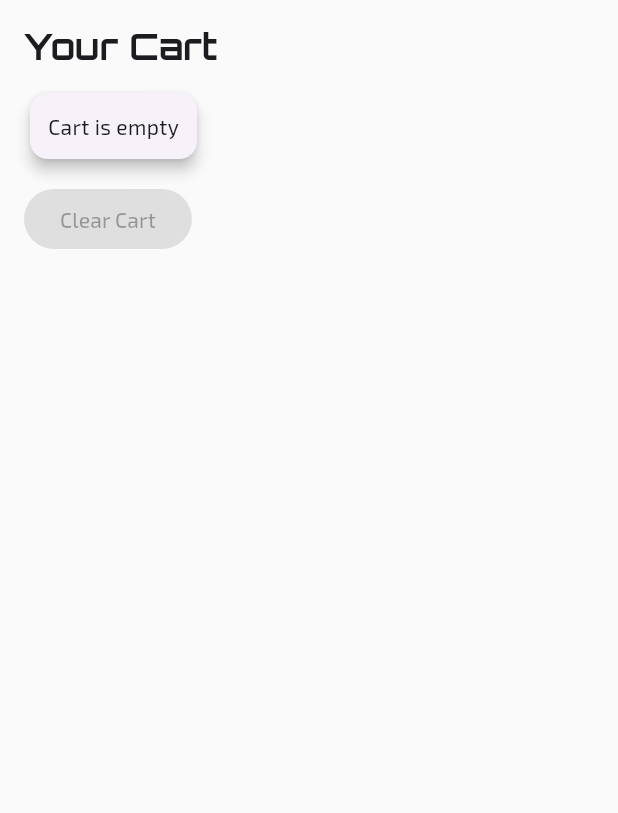
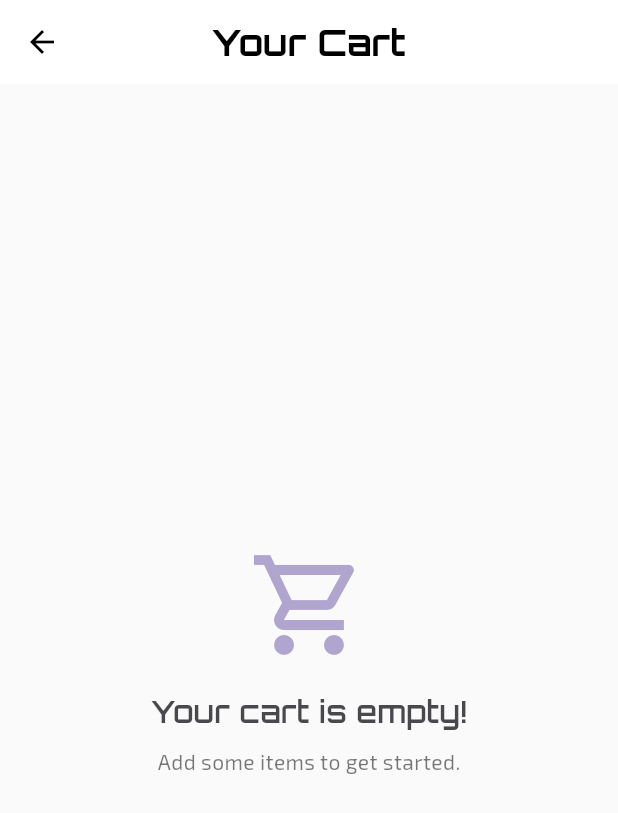
Before and after one commit to Anish-2005/EternalOS, a Flutter app: the CartScreen screen opened directly, on a phone screen of 412 x 824 dp. Shown: the top 813 px of the screen. Run offline on Flutter 3.47's test engine with Material 3 defaults, Android fonts, the phone set to English and light mode, and no system bars; our stand-ins replace google_fonts, shared_preferences, speech_to_text; accounts and stored records are empty.

Commit message:
Refactor cart screen layout and functionality

```diff
--- a/lib/screens/cart_screen.dart
+++ b/lib/screens/cart_screen.dart
@@ -10,55 +10,128 @@ class CartScreen extends StatelessWidget {
     final ctx = Provider.of<ContextManager>(context);
     final entries = ctx.cart.entries.toList();
     final theme = Theme.of(context);
-    return Padding(
-      padding: const EdgeInsets.all(16.0),
-      child: LayoutBuilder(builder: (context, constraints) {
+
+    return Scaffold(
+      appBar: AppBar(
+        title: const Text('Your Cart'),
+        centerTitle: true,
+        actions: [
+          if (entries.isNotEmpty)
+            IconButton(
+              tooltip: 'Clear Cart',
+              icon: const Icon(Icons.delete_forever_rounded),
+              onPressed: ctx.clearCart,
+            ),
+        ],
+      ),
+      body: Padding(
+        padding: const EdgeInsets.all(16),
+        child: AnimatedSwitcher(
+          duration: const Duration(milliseconds: 300),
+          child: entries.isEmpty
+              ? _buildEmptyState(theme)
+              : _buildCartList(entries, ctx, theme),
+        ),
+      ),
+    );
+  }
+
+  /// Empty state widget with icon and subtle text
+  Widget _buildEmptyState(ThemeData theme) {
+    return Center(
+      child: Column(
+        mainAxisAlignment: MainAxisAlignment.center,
+        children: [
+          Icon(Icons.shopping_cart_outlined,
+              size: 80, color: theme.colorScheme.primary.withOpacity(0.5)),
+          const SizedBox(height: 16),
+          Text(
+            'Your cart is empty!',
+            style: theme.textTheme.titleMedium?.copyWith(
+              fontWeight: FontWeight.w600,
+              color: theme.colorScheme.onSurface.withOpacity(0.8),
+            ),
+          ),
+          const SizedBox(height: 8),
+          Text(
+            'Add some items to get started.',
+            style: theme.textTheme.bodyMedium?.copyWith(
+              color: theme.colorScheme.onSurface.withOpacity(0.6),
+            ),
+          ),
+        ],
+      ),
+    );
+  }
+
+  /// List of cart items
+  Widget _buildCartList(
+      List<MapEntry<String, int>> entries, ContextManager ctx, ThemeData theme) {
     return Column(
       crossAxisAlignment: CrossAxisAlignment.start,
       children: [
-            Text('Your Cart', style: theme.textTheme.titleLarge),
-            const SizedBox(height: 12),
-            if (entries.isEmpty)
-              Card(
-                shape: RoundedRectangleBorder(
-                    borderRadius: BorderRadius.circular(12)),
-                child: Padding(
-                  padding: const EdgeInsets.all(12.0),
-                  child:
-                      Text('Cart is empty', style: theme.textTheme.bodyMedium),
+        Text(
+          'Items in Cart (${entries.length})',
+          style: theme.textTheme.titleMedium?.copyWith(
+            fontWeight: FontWeight.bold,
           ),
         ),
-            if (entries.isNotEmpty)
-              SizedBox(
-                height: constraints.maxHeight - 120,
+        const SizedBox(height: 12),
+        Expanded(
           child: ListView.separated(
             itemCount: entries.length,
-                  separatorBuilder: (_, __) => const Divider(),
+            separatorBuilder: (_, __) => const SizedBox(height: 8),
             itemBuilder: (context, i) {
               final e = entries[i];
               return Card(
+                elevation: 1,
                 shape: RoundedRectangleBorder(
-                          borderRadius: BorderRadius.circular(10)),
+                  borderRadius: BorderRadius.circular(12),
+                ),
                 child: ListTile(
-                        title: Text(e.key),
-                        subtitle: Text('Quantity: ${e.value}'),
+                  leading: CircleAvatar(
+                    backgroundColor:
+                        theme.colorScheme.primaryContainer.withOpacity(0.3),
+                    child: Text(
+                      e.value.toString(),
+                      style: theme.textTheme.bodyLarge
+                          ?.copyWith(fontWeight: FontWeight.bold),
+                    ),
+                  ),
+                  title: Text(
+                    e.key,
+                    style: theme.textTheme.titleMedium,
+                  ),
+                  subtitle: Text(
+                    'Quantity: ${e.value}',
+                    style: theme.textTheme.bodySmall
+                        ?.copyWith(color: theme.hintColor),
+                  ),
                   trailing: IconButton(
-                          icon: const Icon(Icons.delete),
+                    icon: const Icon(Icons.remove_circle_outline),
+                    color: theme.colorScheme.error,
                     onPressed: () => ctx.removeFromCart(e.key),
+                    tooltip: 'Remove item',
                   ),
                 ),
               );
             },
           ),
         ),
-            const SizedBox(height: 12),
-            ElevatedButton(
-              onPressed: entries.isEmpty ? null : () => ctx.clearCart(),
-              child: const Text('Clear Cart'),
-            )
+        const SizedBox(height: 16),
+        Align(
+          alignment: Alignment.centerRight,
+          child: FilledButton.icon(
+            icon: const Icon(Icons.delete_forever),
+            label: const Text('Clear Cart'),
+            style: FilledButton.styleFrom(
+              backgroundColor: theme.colorScheme.errorContainer,
+              foregroundColor: theme.colorScheme.onErrorContainer,
+            ),
+            onPressed: ctx.clearCart,
+          ),
+        ),
       ],
-        );
-      }),
     );
   }
 }
```
Lines whose indentation alone changed are shown as unchanged.
